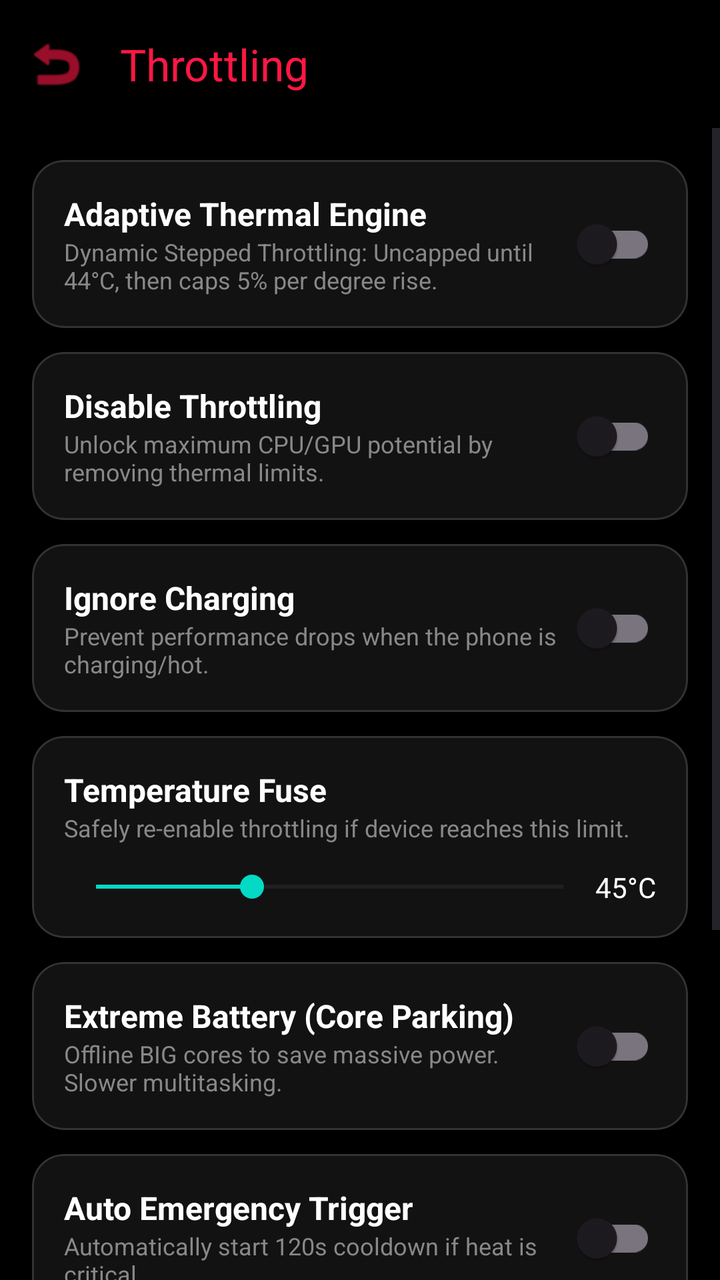
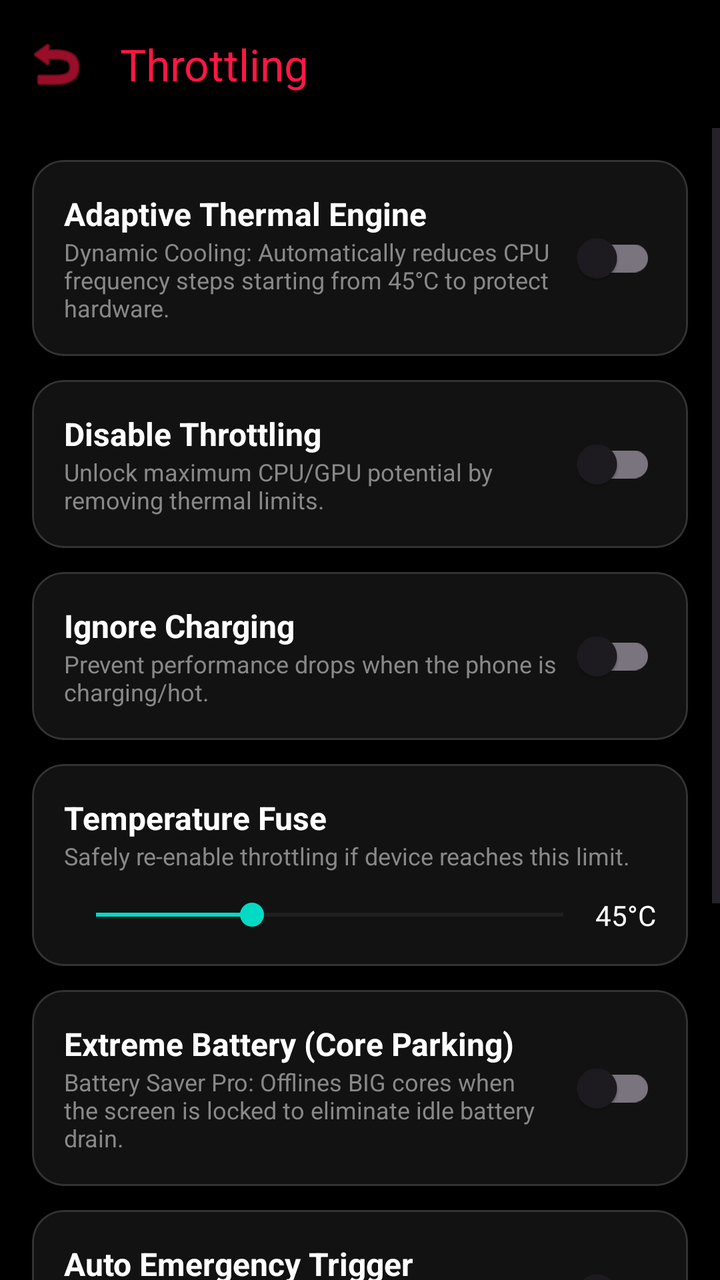

Compare the two renders of this Android layout. The source of the first and the diff that turns it into the second are given below.
<!-- AndroidManifest.xml: activity theme Theme.PhoneControl -->
<!-- res/layout/activity_throttling.xml -->
<?xml version="1.0" encoding="utf-8"?>
<LinearLayout xmlns:android="http://schemas.android.com/apk/res/android"
    xmlns:app="http://schemas.android.com/apk/res-auto"
    android:layout_width="match_parent"
    android:layout_height="match_parent"
    android:orientation="vertical"
    android:background="@android:color/black"
    android:fitsSystemWindows="true">

    <com.google.android.material.appbar.MaterialToolbar
        android:id="@+id/toolbarThrottling"
        android:layout_width="match_parent"
        android:layout_height="?attr/actionBarSize"
        app:title="Throttling"
        app:titleTextColor="@color/color_thermal"
        app:navigationIcon="@android:drawable/ic_menu_revert"
        app:navigationIconTint="@color/color_thermal" />

    <ScrollView
        android:layout_width="match_parent"
        android:layout_height="match_parent">

        <LinearLayout
            android:layout_width="match_parent"
            android:layout_height="wrap_content"
            android:orientation="vertical"
            android:padding="16dp">

            
            <com.google.android.material.card.MaterialCardView
                android:layout_width="match_parent"
                android:layout_height="wrap_content"
                android:layout_marginBottom="12dp"
                app:cardCornerRadius="16dp"
                app:cardElevation="0dp"
                app:cardBackgroundColor="#121212"
                app:strokeWidth="1dp"
                app:strokeColor="#333333">
                <LinearLayout
                    android:layout_width="match_parent"
                    android:layout_height="wrap_content"
                    android:orientation="horizontal"
                    android:padding="16dp"
                    android:gravity="center_vertical">
                    <LinearLayout
                        android:layout_width="0dp"
                        android:layout_height="wrap_content"
                        android:layout_weight="1"
                        android:orientation="vertical">
                        <TextView
                            android:layout_width="wrap_content"
                            android:layout_height="wrap_content"
                            android:text="Adaptive Thermal Engine"
                            android:textColor="@android:color/white"
                            android:textSize="16sp"
                            android:textStyle="bold" />
                        <TextView
                            android:layout_width="wrap_content"
                            android:layout_height="wrap_content"
                            android:text="Dynamic Stepped Throttling: Uncapped until 44°C, then caps 5% per degree rise."
                            android:textColor="#888888"
                            android:textSize="12sp" />
                    </LinearLayout>
                    <com.google.android.material.switchmaterial.SwitchMaterial
                        android:id="@+id/switchAdaptiveThermal"
                        android:layout_width="wrap_content"
                        android:layout_height="wrap_content" />
                </LinearLayout>
            </com.google.android.material.card.MaterialCardView>

            
            <com.google.android.material.card.MaterialCardView
                android:layout_width="match_parent"
                android:layout_height="wrap_content"
                android:layout_marginBottom="12dp"
                app:cardCornerRadius="16dp"
                app:cardElevation="0dp"
                app:cardBackgroundColor="#121212"
                app:strokeWidth="1dp"
                app:strokeColor="#333333">
                <LinearLayout
                    android:layout_width="match_parent"
                    android:layout_height="wrap_content"
                    android:orientation="horizontal"
                    android:padding="16dp"
                    android:gravity="center_vertical">
                    <LinearLayout
                        android:layout_width="0dp"
                        android:layout_height="wrap_content"
                        android:layout_weight="1"
                        android:orientation="vertical">
                        <TextView
                            android:layout_width="wrap_content"
                            android:layout_height="wrap_content"
                            android:text="Disable Throttling"
                            android:textColor="@android:color/white"
                            android:textSize="16sp"
                            android:textStyle="bold" />
                        <TextView
                            android:layout_width="wrap_content"
                            android:layout_height="wrap_content"
                            android:text="Unlock maximum CPU/GPU potential by removing thermal limits."
                            android:textColor="#888888"
                            android:textSize="12sp" />
                    </LinearLayout>
                    <com.google.android.material.switchmaterial.SwitchMaterial
                        android:id="@+id/switchDisableThrottling"
                        android:layout_width="wrap_content"
                        android:layout_height="wrap_content" />
                </LinearLayout>
            </com.google.android.material.card.MaterialCardView>

            
            <com.google.android.material.card.MaterialCardView
                android:layout_width="match_parent"
                android:layout_height="wrap_content"
                android:layout_marginBottom="12dp"
                app:cardCornerRadius="16dp"
                app:cardElevation="0dp"
                app:cardBackgroundColor="#121212"
                app:strokeWidth="1dp"
                app:strokeColor="#333333">
                <LinearLayout
                    android:layout_width="match_parent"
                    android:layout_height="wrap_content"
                    android:orientation="horizontal"
                    android:padding="16dp"
                    android:gravity="center_vertical">
                    <LinearLayout
                        android:layout_width="0dp"
                        android:layout_height="wrap_content"
                        android:layout_weight="1"
                        android:orientation="vertical">
                        <TextView
                            android:layout_width="wrap_content"
                            android:layout_height="wrap_content"
                            android:text="Ignore Charging"
                            android:textColor="@android:color/white"
                            android:textSize="16sp"
                            android:textStyle="bold" />
                        <TextView
                            android:layout_width="wrap_content"
                            android:layout_height="wrap_content"
                            android:text="Prevent performance drops when the phone is charging/hot."
                            android:textColor="#888888"
                            android:textSize="12sp" />
                    </LinearLayout>
                    <com.google.android.material.switchmaterial.SwitchMaterial
                        android:id="@+id/switchIgnoreCharging"
                        android:layout_width="wrap_content"
                        android:layout_height="wrap_content" />
                </LinearLayout>
            </com.google.android.material.card.MaterialCardView>

            
            <com.google.android.material.card.MaterialCardView
                android:layout_width="match_parent"
                android:layout_height="wrap_content"
                android:layout_marginBottom="12dp"
                app:cardCornerRadius="16dp"
                app:cardElevation="0dp"
                app:cardBackgroundColor="#121212"
                app:strokeWidth="1dp"
                app:strokeColor="#333333">
                <LinearLayout
                    android:layout_width="match_parent"
                    android:layout_height="wrap_content"
                    android:orientation="vertical"
                    android:padding="16dp">
                    <TextView
                        android:layout_width="wrap_content"
                        android:layout_height="wrap_content"
                        android:text="Temperature Fuse"
                        android:textColor="@android:color/white"
                        android:textSize="16sp"
                        android:textStyle="bold" />
                    <TextView
                        android:layout_width="wrap_content"
                        android:layout_height="wrap_content"
                        android:text="Safely re-enable throttling if device reaches this limit."
                        android:textColor="#888888"
                        android:textSize="12sp"
                        android:layout_marginBottom="12dp" />
                    <LinearLayout
                        android:layout_width="match_parent"
                        android:layout_height="wrap_content"
                        android:gravity="center_vertical">
                        <SeekBar
                            android:id="@+id/seekbarTempFuse"
                            android:layout_width="0dp"
                            android:layout_height="wrap_content"
                            android:layout_weight="1"
                            android:max="15"
                            android:progress="5" />
                        <TextView
                            android:id="@+id/tvFuseValue"
                            android:layout_width="wrap_content"
                            android:layout_height="wrap_content"
                            android:text="45°C"
                            android:textColor="@android:color/white" />
                    </LinearLayout>
                </LinearLayout>
            </com.google.android.material.card.MaterialCardView>

            
            <com.google.android.material.card.MaterialCardView
                android:layout_width="match_parent"
                android:layout_height="wrap_content"
                android:layout_marginBottom="12dp"
                app:cardCornerRadius="16dp"
                app:cardElevation="0dp"
                app:cardBackgroundColor="#121212"
                app:strokeWidth="1dp"
                app:strokeColor="#333333">
                <LinearLayout
                    android:layout_width="match_parent"
                    android:layout_height="wrap_content"
                    android:orientation="vertical"
                    android:padding="16dp">
                    <LinearLayout
                        android:layout_width="match_parent"
                        android:layout_height="wrap_content"
                        android:orientation="horizontal"
                        android:gravity="center_vertical">
                        <LinearLayout
                            android:layout_width="0dp"
                            android:layout_height="wrap_content"
                            android:layout_weight="1"
                            android:orientation="vertical">
                            <TextView
                                android:layout_width="wrap_content"
                                android:layout_height="wrap_content"
                                android:text="Extreme Battery (Core Parking)"
                                android:textColor="@android:color/white"
                                android:textSize="16sp"
                                android:textStyle="bold" />
                            <TextView
                                android:layout_width="wrap_content"
                                android:layout_height="wrap_content"
                                android:text="Offline BIG cores to save massive power. Slower multitasking."
                                android:textColor="#888888"
                                android:textSize="12sp" />
                        </LinearLayout>
                        <com.google.android.material.switchmaterial.SwitchMaterial
                            android:id="@+id/switchCoreParking"
                            android:layout_width="wrap_content"
                            android:layout_height="wrap_content" />
                    </LinearLayout>
                </LinearLayout>
            </com.google.android.material.card.MaterialCardView>

            
            <com.google.android.material.card.MaterialCardView
                android:layout_width="match_parent"
                android:layout_height="wrap_content"
                android:layout_marginBottom="12dp"
                app:cardCornerRadius="16dp"
                app:cardElevation="0dp"
                app:cardBackgroundColor="#121212"
                app:strokeWidth="1dp"
                app:strokeColor="#333333">
                <LinearLayout
                    android:layout_width="match_parent"
                    android:layout_height="wrap_content"
                    android:orientation="vertical"
                    android:padding="16dp">
                    <LinearLayout
                        android:layout_width="match_parent"
                        android:layout_height="wrap_content"
                        android:orientation="horizontal"
                        android:gravity="center_vertical">
                        <LinearLayout
                            android:layout_width="0dp"
                            android:layout_height="wrap_content"
                            android:layout_weight="1"
                            android:orientation="vertical">
                            <TextView
                                android:layout_width="wrap_content"
                                android:layout_height="wrap_content"
                                android:text="Auto Emergency Trigger"
                                android:textColor="@android:color/white"
                                android:textSize="16sp"
                                android:textStyle="bold" />
                            <TextView
                                android:layout_width="wrap_content"
                                android:layout_height="wrap_content"
                                android:text="Automatically start 120s cooldown if heat is critical."
                                android:textColor="#888888"
                                android:textSize="12sp" />
                        </LinearLayout>
                        <com.google.android.material.switchmaterial.SwitchMaterial
                            android:id="@+id/switchAutoCooldown"
                            android:layout_width="wrap_content"
                            android:layout_height="wrap_content" />
                    </LinearLayout>
                    <LinearLayout
                        android:id="@+id/layoutAutoTriggerSeek"
                        android:layout_width="match_parent"
                        android:layout_height="wrap_content"
                        android:layout_marginTop="12dp"
                        android:gravity="center_vertical"
                        android:visibility="gone">
                        <SeekBar
                            android:id="@+id/seekbarAutoTrigger"
                            android:layout_width="0dp"
                            android:layout_height="wrap_content"
                            android:layout_weight="1"
                            android:max="20"
                            android:progress="10" />
                        <TextView
                            android:id="@+id/tvAutoTriggerValue"
                            android:layout_width="wrap_content"
                            android:layout_height="wrap_content"
                            android:text="50°C"
                            android:textColor="@android:color/white" />
                    </LinearLayout>
                </LinearLayout>
            </com.google.android.material.card.MaterialCardView>

            
            <com.google.android.material.card.MaterialCardView
                android:layout_width="match_parent"
                android:layout_height="wrap_content"
                android:layout_marginBottom="32dp"
                app:cardCornerRadius="16dp"
                app:cardElevation="0dp"
                app:cardBackgroundColor="#121212"
                app:strokeWidth="1dp"
                app:strokeColor="#333333">
                <LinearLayout
                    android:layout_width="match_parent"
                    android:layout_height="wrap_content"
                    android:orientation="vertical"
                    android:padding="16dp">
                    <TextView
                        android:layout_width="wrap_content"
                        android:layout_height="wrap_content"
                        android:text="Manual Emergency Cooldown"
                        android:textColor="@android:color/white"
                        android:textSize="16sp"
                        android:textStyle="bold" />
                    <TextView
                        android:layout_width="wrap_content"
                        android:layout_height="wrap_content"
                        android:text="Instantly force cool down for 120 seconds (Extreme saving)."
                        android:textColor="#888888"
                        android:textSize="12sp"
                        android:layout_marginBottom="8dp" />

                    <com.google.android.material.button.MaterialButton
                        android:id="@+id/btnCooldown"
                        android:layout_width="match_parent"
                        android:layout_height="wrap_content"
                        android:layout_marginTop="8dp"
                        android:text="ACTIVATE COOLDOWN"
                        android:textColor="@android:color/white"
                        app:backgroundTint="@android:color/holo_blue_dark"
                        app:cornerRadius="8dp" />

                    <TextView
                        android:layout_width="match_parent"
                        android:layout_height="wrap_content"
                        android:layout_marginTop="8dp"
                        android:text="A quick tile is available in statusbar."
                        android:textColor="#666666"
                        android:textSize="11sp"
                        android:gravity="center" />
                </LinearLayout>
            </com.google.android.material.card.MaterialCardView>

        </LinearLayout>
    </ScrollView>
</LinearLayout>
<!-- resources referenced by this layout -->
<resources>
  <color name="color_thermal">#FF1744</color>
  <style name="Theme.PhoneControl" parent="Theme.Material3.DayNight.NoActionBar">
          
          <item name="colorPrimary">@color/purple_500</item>
          <item name="colorPrimaryVariant">@color/purple_700</item>
          <item name="colorOnPrimary">@color/white</item>
          
          <item name="colorSecondary">@color/teal_200</item>
          <item name="colorSecondaryVariant">@color/teal_700</item>
          <item name="colorOnSecondary">@color/black</item>
          
          <item name="android:statusBarColor">@android:color/black</item>
          <item name="android:windowLightStatusBar" tools:targetApi="m">false</item>
          
          
          
      </style>
  <color name="purple_500">#FF6200EE</color>
  <color name="purple_700">#FF3700B3</color>
  <color name="white">#FFFFFFFF</color>
  <color name="teal_200">#FF03DAC5</color>
  <color name="teal_700">#FF018786</color>
  <color name="black">#FF000000</color>
</resources>

<!-- the commit's change to res/layout/activity_throttling.xml (unified diff, before → after) -->
@@ -57,7 +57,7 @@
                         <TextView
                             android:layout_width="wrap_content"
                             android:layout_height="wrap_content"
-                            android:text="Dynamic Stepped Throttling: Uncapped until 44°C, then caps 5% per degree rise."
+                            android:text="Dynamic Cooling: Automatically reduces CPU frequency steps starting from 45°C to protect hardware."
                             android:textColor="#888888"
                             android:textSize="12sp" />
                     </LinearLayout>
@@ -237,7 +237,7 @@
                             <TextView
                                 android:layout_width="wrap_content"
                                 android:layout_height="wrap_content"
-                                android:text="Offline BIG cores to save massive power. Slower multitasking."
+                                android:text="Battery Saver Pro: Offlines BIG cores when the screen is locked to eliminate idle battery drain."
                                 android:textColor="#888888"
                                 android:textSize="12sp" />
                         </LinearLayout>
